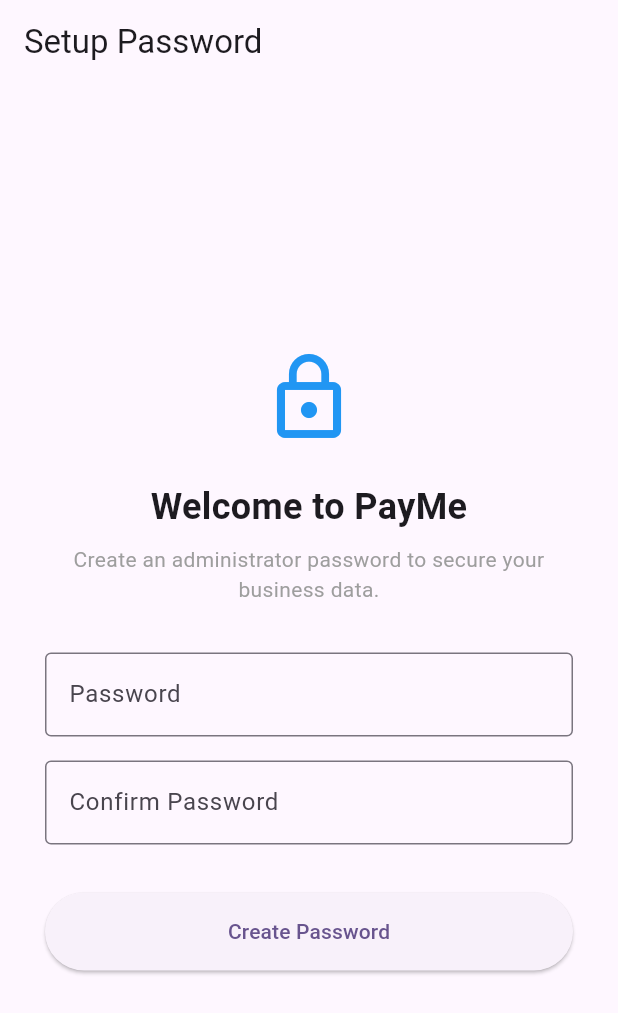
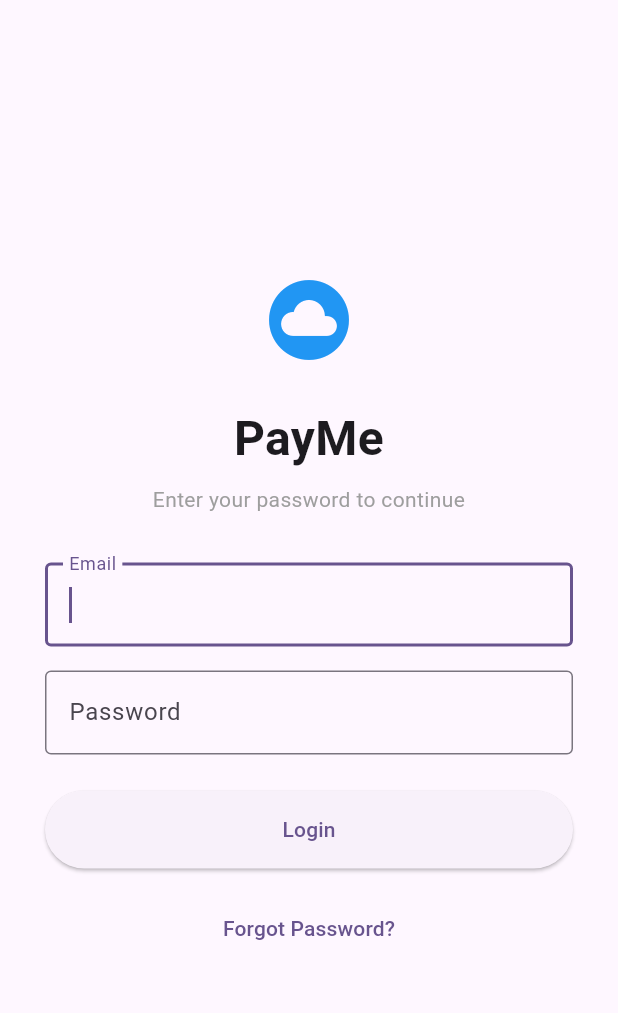
Before and after one commit to zBensadi/payme, a Flutter app: the screen it shows after launch, on a phone screen of 412 x 824 dp. Shown: the top 1013 px of the screen. Run offline on Flutter 3.47's test engine with Material 3 defaults, Android fonts, the phone set to English and light mode, and no system bars; our stand-ins replace file_picker, firebase_auth, firebase_core, flutter_riverpod, go_router, logger and 5 more; missing offline and left inert: cryptography, file_selector; accounts and stored records are empty; statements that could not run were skipped.

Commit message:
feat: complete Phase 17 authentication foundation

```diff
--- /dev/null
+++ b/lib/domain/repositories/authentication_repository.dart
@@ -0,0 +1,19 @@
+import '../entities/app_user.dart';
+import '../../core/error/result.dart';
+
+abstract class AuthenticationRepository {
+  /// Stream of authentication state changes.
+  Stream<AppUser?> authStateChanges();
+
+  /// The currently authenticated user, or null if unauthenticated.
+  AppUser? get currentUser;
+
+  /// Signs in a user with the provided email and password.
+  Future<Result<void>> signIn(String email, String password);
+
+  /// Signs out the current user.
+  Future<Result<void>> signOut();
+
+  /// Sends a password reset email to the provided email address.
+  Future<Result<void>> resetPassword(String email);
+}
--- a/lib/l10n/app_en.arb
+++ b/lib/l10n/app_en.arb
@@ -408,5 +408,13 @@
   "ok": "OK",
   "backupDesc": "Safeguard your data by creating a complete archive of your database and attachments.",
   "createBackup": "Create Backup",
-  "restoreBackup": "Restore Backup"
+  "restoreBackup": "Restore Backup",
+  "invalidEmailFormat": "Invalid email format",
+  "emailRequired": "Email is required",
+  "passwordRequired": "Password is required",
+  "firebaseAuthInvalidCredentials": "Invalid email or password.",
+  "firebaseAuthUserNotFound": "No account found for this email.",
+  "passwordResetInstructions": "Enter your email address to receive a password reset link.",
+  "passwordResetSuccess": "Password reset email sent. Please check your inbox.",
+  "passwordResetFailed": "Failed to send password reset email."
 }
--- a/lib/l10n/app_localizations.dart
+++ b/lib/l10n/app_localizations.dart
@@ -1527,6 +1527,54 @@
   /// In en, this message translates to:
   /// **'Restore Backup'**
   String get restoreBackup;
+
+  /// No description provided for @invalidEmailFormat.
+  ///
+  /// In en, this message translates to:
+  /// **'Invalid email format'**
+  String get invalidEmailFormat;
+
+  /// No description provided for @emailRequired.
+  ///
+  /// In en, this message translates to:
+  /// **'Email is required'**
+  String get emailRequired;
+
+  /// No description provided for @passwordRequired.
+  ///
+  /// In en, this message translates to:
+  /// **'Password is required'**
+  String get passwordRequired;
+
+  /// No description provided for @firebaseAuthInvalidCredentials.
+  ///
+  /// In en, this message translates to:
+  /// **'Invalid email or password.'**
+  String get firebaseAuthInvalidCredentials;
+
+  /// No description provided for @firebaseAuthUserNotFound.
+  ///
+  /// In en, this message translates to:
+  /// **'No account found for this email.'**
+  String get firebaseAuthUserNotFound;
+
+  /// No description provided for @passwordResetInstructions.
+  ///
+  /// In en, this message translates to:
+  /// **'Enter your email address to receive a password reset link.'**
+  String get passwordResetInstructions;
+
+  /// No description provided for @passwordResetSuccess.
+  ///
+  /// In en, this message translates to:
+  /// **'Password reset email sent. Please check your inbox.'**
+  String get passwordResetSuccess;
+
+  /// No description provided for @passwordResetFailed.
+  ///
+  /// In en, this message translates to:
+  /// **'Failed to send password reset email.'**
+  String get passwordResetFailed;
 }
 
 class _AppLocalizationsDelegate
--- a/lib/l10n/app_localizations_ar.dart
+++ b/lib/l10n/app_localizations_ar.dart
@@ -779,4 +779,30 @@
 
   @override
   String get restoreBackup => 'استعادة نسخة احتياطية';
+
+  @override
+  String get invalidEmailFormat => 'Invalid email format';
+
+  @override
+  String get emailRequired => 'Email is required';
+
+  @override
+  String get passwordRequired => 'Password is required';
+
+  @override
+  String get firebaseAuthInvalidCredentials => 'Invalid email or password.';
+
+  @override
+  String get firebaseAuthUserNotFound => 'No account found for this email.';
+
+  @override
+  String get passwordResetInstructions =>
+      'Enter your email address to receive a password reset link.';
+
+  @override
+  String get passwordResetSuccess =>
+      'Password reset email sent. Please check your inbox.';
+
+  @override
+  String get passwordResetFailed => 'Failed to send password reset email.';
 }
--- a/lib/l10n/app_localizations_en.dart
+++ b/lib/l10n/app_localizations_en.dart
@@ -784,4 +784,30 @@
 
   @override
   String get restoreBackup => 'Restore Backup';
+
+  @override
+  String get invalidEmailFormat => 'Invalid email format';
+
+  @override
+  String get emailRequired => 'Email is required';
+
+  @override
+  String get passwordRequired => 'Password is required';
+
+  @override
+  String get firebaseAuthInvalidCredentials => 'Invalid email or password.';
+
+  @override
+  String get firebaseAuthUserNotFound => 'No account found for this email.';
+
+  @override
+  String get passwordResetInstructions =>
+      'Enter your email address to receive a password reset link.';
+
+  @override
+  String get passwordResetSuccess =>
+      'Password reset email sent. Please check your inbox.';
+
+  @override
+  String get passwordResetFailed => 'Failed to send password reset email.';
 }
--- a/lib/l10n/app_localizations_fr.dart
+++ b/lib/l10n/app_localizations_fr.dart
@@ -792,4 +792,30 @@
 
   @override
   String get restoreBackup => 'Restaurer une sauvegarde';
+
+  @override
+  String get invalidEmailFormat => 'Invalid email format';
+
+  @override
+  String get emailRequired => 'Email is required';
+
+  @override
+  String get passwordRequired => 'Password is required';
+
+  @override
+  String get firebaseAuthInvalidCredentials => 'Invalid email or password.';
+
+  @override
+  String get firebaseAuthUserNotFound => 'No account found for this email.';
+
+  @override
+  String get passwordResetInstructions =>
+      'Enter your email address to receive a password reset link.';
+
+  @override
+  String get passwordResetSuccess =>
+      'Password reset email sent. Please check your inbox.';
+
+  @override
+  String get passwordResetFailed => 'Failed to send password reset email.';
 }
--- /dev/null
+++ b/lib/presentation/features/auth/screens/firebase_login_screen.dart
@@ -0,0 +1,136 @@
+import 'package:flutter/material.dart';
+import 'package:flutter_riverpod/flutter_riverpod.dart';
+import 'package:go_router/go_router.dart';
+import '../../../../core/error/result.dart';
+import '../controllers/firebase_auth_controller.dart';
+import 'package:payme/l10n/app_localizations.dart';
+
+class FirebaseLoginScreen extends ConsumerStatefulWidget {
+  const FirebaseLoginScreen({super.key});
+
+  @override
+  ConsumerState<FirebaseLoginScreen> createState() => _FirebaseLoginScreenState();
+}
+
+class _FirebaseLoginScreenState extends ConsumerState<FirebaseLoginScreen> {
+  final _emailController = TextEditingController();
+  final _passwordController = TextEditingController();
+  bool _isLoading = false;
+  String? _error;
+
+  @override
+  void dispose() {
+    _emailController.dispose();
+    _passwordController.dispose();
+    super.dispose();
+  }
+
+  String _translateError(String key) {
+    final loc = AppLocalizations.of(context)!;
+    switch (key) {
+      case 'emailRequired': return loc.emailRequired;
+      case 'passwordRequired': return loc.passwordRequired;
+      case 'invalidEmailFormat': return loc.invalidEmailFormat;
+      case 'firebaseAuthInvalidCredentials': return loc.firebaseAuthInvalidCredentials;
+      case 'firebaseAuthUserNotFound': return loc.firebaseAuthUserNotFound;
+      default: return key;
+    }
+  }
+
+  Future<void> _login() async {
+    final email = _emailController.text.trim();
+    final password = _passwordController.text;
+
+    setState(() {
+      _isLoading = true;
+      _error = null;
+    });
+
+    final result = await ref.read(firebaseAuthControllerProvider.notifier).login(email, password);
+
+    if (!mounted) return;
+
+    if (result is Failure) {
+      setState(() {
+        _isLoading = false;
+        _error = _translateError(result.failure.message);
+      });
+    } else {
+      setState(() {
+        _isLoading = false;
+      });
+    }
+  }
+
+  @override
+  Widget build(BuildContext context) {
+    return Scaffold(
+      body: Center(
+        child: ConstrainedBox(
+          constraints: const BoxConstraints(maxWidth: 400),
+          child: SingleChildScrollView(
+            child: Padding(
+              padding: const EdgeInsets.all(24.0),
+              child: Column(
+                mainAxisAlignment: MainAxisAlignment.center,
+                crossAxisAlignment: CrossAxisAlignment.stretch,
+                children: [
+                  const Icon(Icons.cloud_circle, size: 64, color: Colors.blue),
+                  const SizedBox(height: 24),
+                  Text(
+                    AppLocalizations.of(context)!.appTitle,
+                    textAlign: TextAlign.center,
+                    style: const TextStyle(fontSize: 32, fontWeight: FontWeight.bold),
+                  ),
+                  const SizedBox(height: 8),
+                  Text(
+                    AppLocalizations.of(context)!.enterPasswordToContinue,
+                    textAlign: TextAlign.center,
+                    style: const TextStyle(color: Colors.grey),
+                  ),
+                  const SizedBox(height: 32),
+                  TextField(
+                    controller: _emailController,
+                    keyboardType: TextInputType.emailAddress,
+                    autofocus: true,
+                    decoration: InputDecoration(
+                      labelText: AppLocalizations.of(context)!.email,
+                      errorText: _error,
+                      border: const OutlineInputBorder(),
+                    ),
+                    textInputAction: TextInputAction.next,
+                  ),
+                  const SizedBox(height: 16),
+                  TextField(
+                    controller: _passwordController,
+                    obscureText: true,
+                    decoration: InputDecoration(
+                      labelText: AppLocalizations.of(context)!.password,
+                      border: const OutlineInputBorder(),
+                    ),
+                    onSubmitted: (_) => _login(),
+                  ),
+                  const SizedBox(height: 24),
+                  ElevatedButton(
+                    onPressed: _isLoading ? null : _login,
+                    style: ElevatedButton.styleFrom(
+                      padding: const EdgeInsets.symmetric(vertical: 16),
+                    ),
+                    child: _isLoading
+                        ? const SizedBox(width: 24, height: 24, child: CircularProgressIndicator(strokeWidth: 2))
+                        : Text(AppLocalizations.of(context)!.login),
+                  ),
+                  const SizedBox(height: 16),
+                  TextButton(
+                    onPressed: () => context.push('/firebase-forgot-password'),
+                    child: Text(AppLocalizations.of(context)!.forgotPassword),
+                  ),
+                ],
+              ),
+            ),
+          ),
+        ),
+      ),
+    );
+  }
+}
--- a/lib/presentation/routing/app_router.dart
+++ b/lib/presentation/routing/app_router.dart
@@ -3,10 +3,13 @@
 import 'package:go_router/go_router.dart';
 
 import '../features/auth/controllers/auth_controller.dart';
+import '../features/auth/controllers/firebase_auth_controller.dart';
 import '../features/auth/screens/login_screen.dart';
+import '../features/auth/screens/firebase_login_screen.dart';
 import '../features/auth/screens/setup_password_screen.dart';
 import '../features/auth/screens/recovery_key_display_screen.dart';
 import '../features/auth/screens/forgot_password_screen.dart';
+import '../features/auth/screens/firebase_forgot_password_screen.dart';
 import '../features/auth/screens/fatal_auth_error_screen.dart';
 
 import '../features/dashboard/screens/dashboard_screen.dart';
@@ -39,41 +42,31 @@
 import '../../domain/entities/client.dart';
 
 final appRouterProvider = Provider<GoRouter>((ref) {
-  final authState = ref.watch(authControllerProvider);
+  final authState = ref.watch(firebaseAuthControllerProvider);
 
   return GoRouter(
     initialLocation: '/',
     redirect: (context, state) {
-      if (authState == AuthState.initial || authState == AuthState.loading) {
+      if (authState == FirebaseAuthState.loading) {
         return '/splash';
       }
 
-      final isGoingToAuth = state.uri.path == '/login' ||
+      final isGoingToAuth = state.uri.path == '/firebase-login' ||
+          state.uri.path == '/firebase-forgot-password' ||
+          state.uri.path == '/login' ||
           state.uri.path == '/setup' ||
           state.uri.path == '/forgot-password' ||
           state.uri.path == '/recovery-key-display' ||
           state.uri.path == '/fatal-error';
 
-      if (authState == AuthState.setupRequired) {
-        if (state.uri.path != '/setup' && state.uri.path != '/recovery-key-display') {
-          return '/setup';
+      if (authState == FirebaseAuthState.unauthenticated || authState == FirebaseAuthState.failure) {
+        if (state.uri.path != '/firebase-login' && state.uri.path != '/firebase-forgot-password') {
+          return '/firebase-login';
         }
       }
 
-      if (authState == AuthState.unauthenticated) {
-        if (!isGoingToAuth) {
-          return '/login';
-        }
-      }
-
-      if (authState == AuthState.fatalError) {
-        if (state.uri.path != '/fatal-error') {
-          return '/fatal-error';
-        }
-      }
-
-      if (authState == AuthState.authenticated) {
-        if (isGoingToAuth) {
+      if (authState == FirebaseAuthState.authenticated) {
+        if (isGoingToAuth || state.uri.path == '/splash') {
           return '/';
         }
       }
@@ -86,6 +79,14 @@
         builder: (context, state) => const Scaffold(
           body: Center(child: CircularProgressIndicator()),
         ),
+      ),
+      GoRoute(
+        path: '/firebase-login',
+        builder: (context, state) => const FirebaseLoginScreen(),
+      ),
+      GoRoute(
+        path: '/firebase-forgot-password',
+        builder: (context, state) => const FirebaseForgotPasswordScreen(),
       ),
       GoRoute(
         path: '/login',
--- /dev/null
+++ b/lib/services/firebase_authentication_service.dart
@@ -0,0 +1,46 @@
+import '../core/error/result.dart';
+import '../core/error/failures.dart';
+import '../domain/entities/app_user.dart';
+import '../domain/repositories/authentication_repository.dart';
+
+class FirebaseAuthenticationService {
+  final AuthenticationRepository _repository;
+
+  FirebaseAuthenticationService(this._repository);
+
+  Stream<AppUser?> authStateChanges() {
+    return _repository.authStateChanges();
+  }
+
+  AppUser? get currentUser {
+    return _repository.currentUser;
+  }
+
+  Future<Result<void>> signIn(String email, String password) async {
+    if (email.isEmpty || password.isEmpty) {
+      return Failure(AuthFailure(email.isEmpty ? 'emailRequired' : 'passwordRequired'));
+    }
+
+    final emailRegex = RegExp(r'^[\w-\.]+@([\w-]+\.)+[\w-]{2,4}$');
+    if (!emailRegex.hasMatch(email)) {
+      return const Failure(AuthFailure('invalidEmailFormat'));
+    }
+    return _repository.signIn(email, password);
+  }
+
+  Future<Result<void>> signOut() async {
+    return _repository.signOut();
+  }
+
+  Future<Result<void>> resetPassword(String email) async {
+    if (email.isEmpty) {
+      return const Failure(AuthFailure('emailRequired'));
+    }
+
+    final emailRegex = RegExp(r'^[\w-\.]+@([\w-]+\.)+[\w-]{2,4}$');
+    if (!emailRegex.hasMatch(email)) {
+      return const Failure(AuthFailure('invalidEmailFormat'));
+    }
+    return _repository.resetPassword(email);
+  }
+}
--- a/pubspec.yaml
+++ b/pubspec.yaml
@@ -52,6 +52,7 @@
   file_selector: ^1.1.0
   share_plus: ^12.0.2
   firebase_core: ^4.13.0
+  firebase_auth: ^6.5.7
 
 dev_dependencies:
   flutter_test:
```
Also changed, not shown: lib/data/repositories_impl/firebase_authentication_repository.dart (added, +90 -0 lines), lib/domain/entities/app_user.dart (added, +47 -0 lines), lib/presentation/features/auth/controllers/firebase_auth_controller.dart (added, +62 -0 lines), lib/presentation/features/auth/screens/firebase_forgot_password_screen.dart (added, +126 -0 lines), lib/presentation/features/settings/screens/settings_screen.dart (+8 -0 lines), pubspec.lock, 7 other files.
